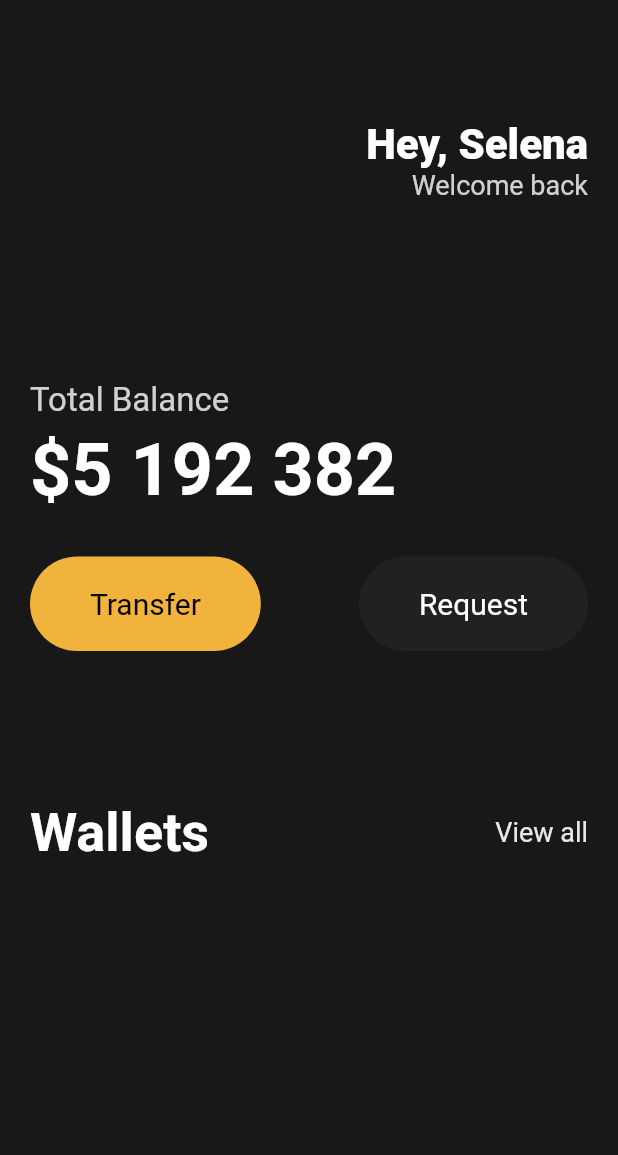
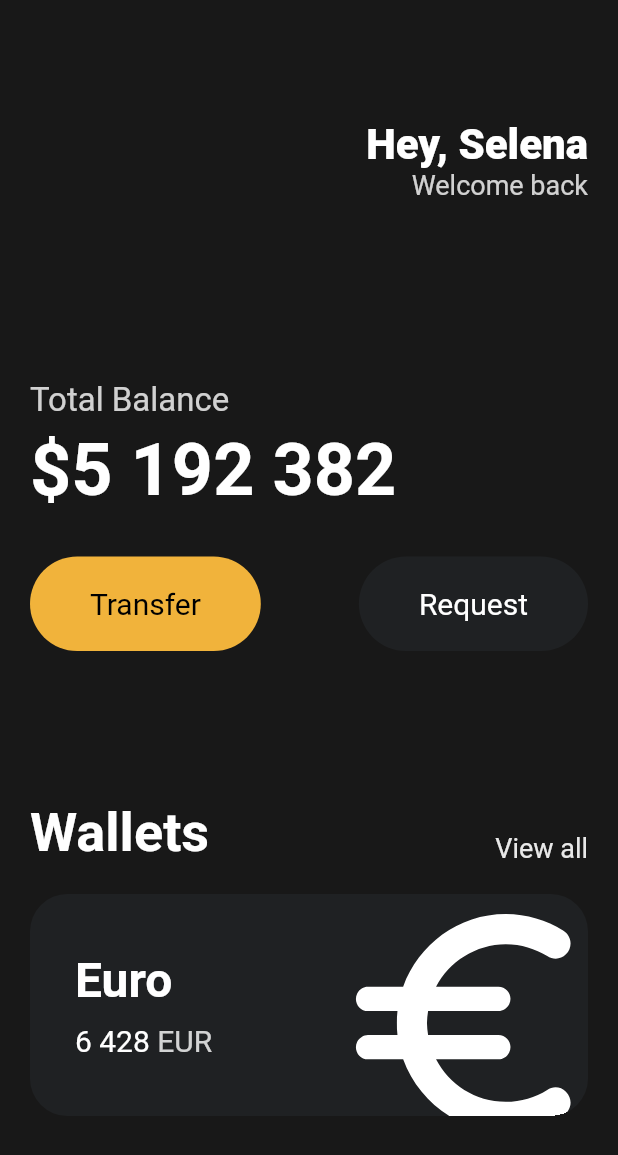
Before and after one commit to vong-e/Flutter-Study, a Flutter app: the screen it shows after launch, on a phone screen of 412 x 824 dp. Shown: the top 1155 px of the screen. Run offline on Flutter 3.47's test engine with Material 2 defaults, Android fonts, the phone set to English and light mode, and no system bars.

Commit message:
Feat: #3.7  Icons and Transforms

```diff
--- a/lib/main.dart
+++ b/lib/main.dart
@@ -88,6 +88,7 @@ class App extends StatelessWidget {
                 height: 100,
               ),
               Row(
+                crossAxisAlignment: CrossAxisAlignment.end,
                 mainAxisAlignment: MainAxisAlignment.spaceBetween,
                 children: [
                   const Text(
@@ -106,7 +107,73 @@ class App extends StatelessWidget {
                     ),
                   ),
                 ],
-              )
+              ),
+              const SizedBox(
+                height: 20,
+              ),
+              Container(
+                clipBehavior: Clip.hardEdge,
+                decoration: BoxDecoration(
+                  color: const Color(0xFF1F2123),
+                  borderRadius: BorderRadius.circular(25),
+                ),
+                child: Padding(
+                  padding: const EdgeInsets.all(30),
+                  child: Row(
+                    mainAxisAlignment: MainAxisAlignment.spaceBetween,
+                    children: [
+                      Column(
+                        crossAxisAlignment: CrossAxisAlignment.start,
+                        children: [
+                          const Text(
+                            "Euro",
+                            style: TextStyle(
+                              color: Colors.white,
+                              fontSize: 32,
+                              fontWeight: FontWeight.w600,
+                            ),
+                          ),
+                          const SizedBox(
+                            height: 10,
+                          ),
+                          Row(
+                            children: [
+                              const Text(
+                                "6 428",
+                                style: TextStyle(
+                                  color: Colors.white,
+                                  fontSize: 20,
+                                ),
+                              ),
+                              const SizedBox(
+                                width: 5,
+                              ),
+                              Text(
+                                "EUR",
+                                style: TextStyle(
+                                  color: Colors.white.withOpacity(0.8),
+                                  fontSize: 20,
+                                ),
+                              ),
+                            ],
+                          ),
+                        ],
+                      ),
+                      Transform.translate(
+                        offset: const Offset(-5, 12),
+                        child: Transform.scale(
+                          scale: 2.2,
+                          child: const Icon(
+                            Icons.euro_rounded,
+                            color: Colors.white,
+                            size: 88,
+                          ),
+                        ),
+                      ),
+                    ],
+                  ),
+                ),
+              ),
             ],
           ),
         ),
```
